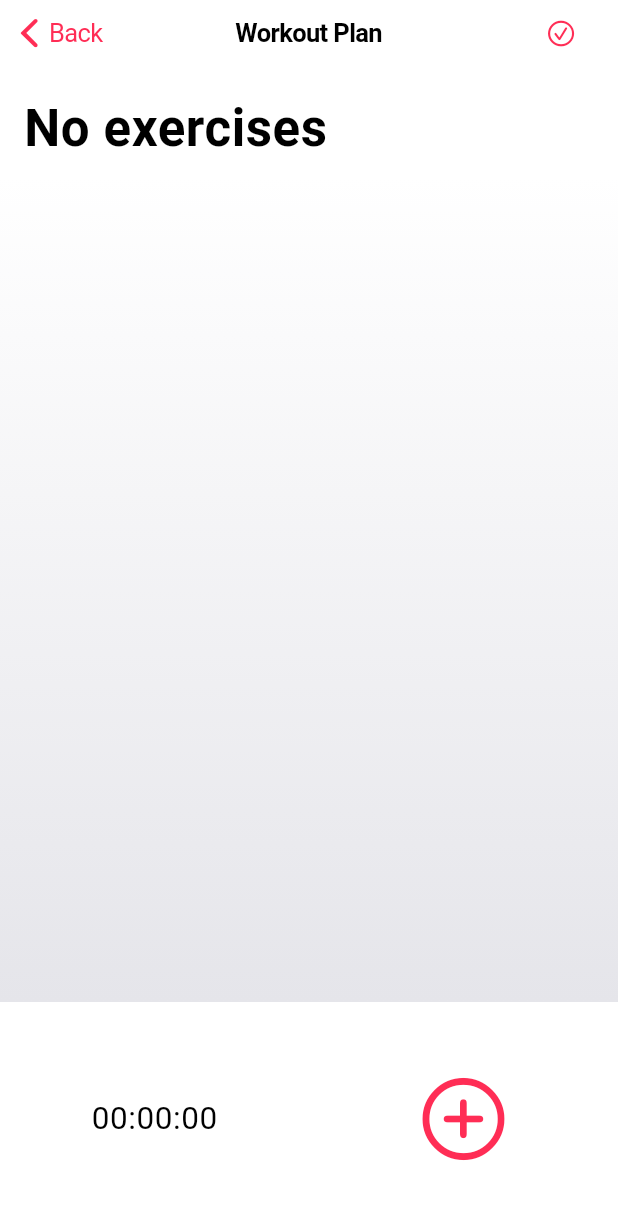
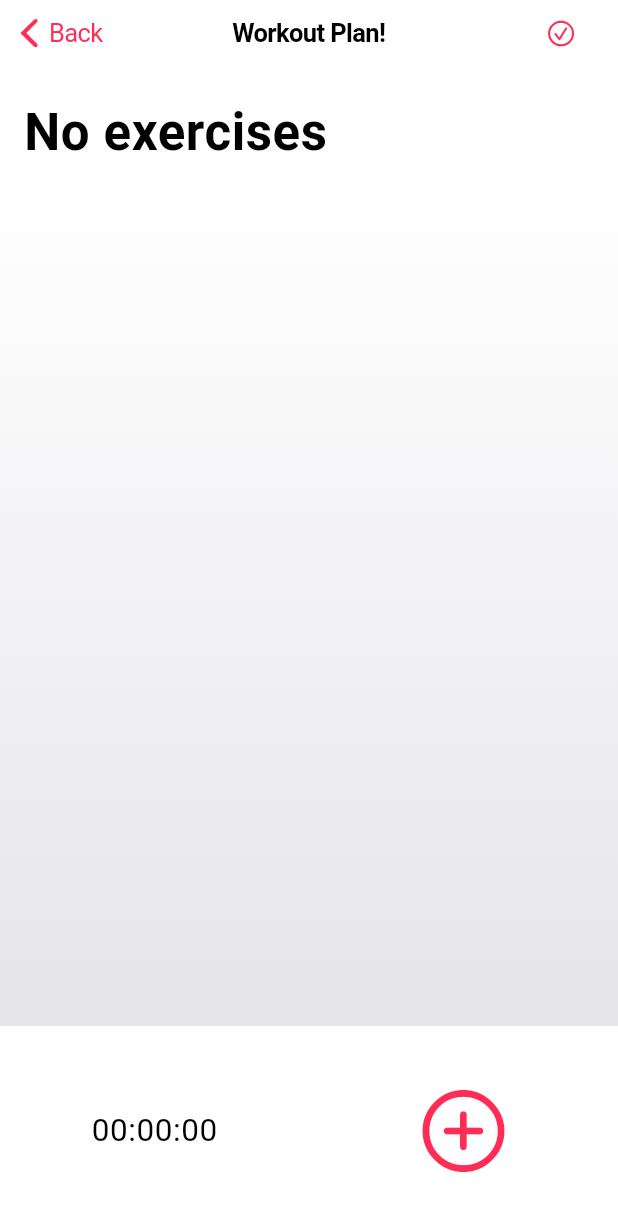
Before and after one commit to ChabanovX/gym-tracker, a Flutter app: the TrainingProcess screen opened directly, on a phone screen of 412 x 824 dp. Shown: the top 1211 px of the screen. Run offline on Flutter 3.47's test engine with Material 3 defaults, Android fonts, the phone set to English and light mode, and no system bars.

Commit message:
Improved Structure.

```diff
--- a/lib/pages/start_train_page.dart
+++ b/lib/pages/start_train_page.dart
@@ -1,6 +1,8 @@
 import 'package:flutter/cupertino.dart';
-import 'package:flutter/material.dart';
 import 'training_process.dart';
+
+import '../style/style.dart';
+
 
 class TrainPage extends StatelessWidget {
   const TrainPage({super.key});
@@ -10,21 +12,12 @@ class TrainPage extends StatelessWidget {
     return CupertinoPageScaffold(
       child: Container(
         // Adding a subtle gradient background
-        decoration: BoxDecoration(
-          gradient: LinearGradient(
-            begin: Alignment.topCenter,
-            end: Alignment.bottomCenter,
-            colors: [
-              CupertinoColors.systemBackground,
-              CupertinoColors.lightBackgroundGray
-            ],
-          ),
-        ),
+        decoration: BackgroundStyles.gradientDecoration(context),
         child: Column(
           mainAxisAlignment: MainAxisAlignment.center,
           children: [
             Padding(
-              padding: const EdgeInsets.only(top: 50.0),
+              padding: const EdgeInsets.only(top: 0),
               child: Text(
                 "Hello, Ivan! 💪",
                 style: CupertinoTheme.of(context)
--- a/lib/pages/training_process.dart
+++ b/lib/pages/training_process.dart
@@ -3,8 +3,8 @@ import 'package:flutter/cupertino.dart';
 import '../widgets/add_exercise_surface_bottom.dart';
 import '../widgets/add_exercise_surface_popup.dart';
 import '../widgets/exercise_tile.dart';
-
 import '../models/exercise.dart';
+import '../style/style.dart';
 
 class TrainingProcess extends StatefulWidget {
   const TrainingProcess({super.key});
@@ -26,9 +26,29 @@ class _TrainingProcessState extends State<TrainingProcess> {
   @override
   Widget build(BuildContext context) {
     return CupertinoPageScaffold(
-      navigationBar: CupertinoNavigationBar(
+      navigationBar: _buildNavigationBar(),
+      child: SafeArea(
+        child: Column(
+          children: [
+            _buildTitleSection(exercises: _exercises),
+            Flexible(
+              flex: 4,
+              child: _buildExerciseListSection(exercises: _exercises),
+            ),
+            Flexible(
+              flex: 1,
+              child: _buildAddExerciseSection(addExercise: _addExercise),
+            ),
+          ],
+        ),
+      ),
+    );
+  }
+
+  CupertinoNavigationBar _buildNavigationBar() {
+    return CupertinoNavigationBar(
       previousPageTitle: "Back",
-        middle: const Text('Workout Plan'),
+      middle: const Text('Workout Plan!'),
       trailing: CupertinoButton(
         padding: const EdgeInsets.all(10),
         child: const Icon(
@@ -36,70 +56,69 @@ class _TrainingProcessState extends State<TrainingProcess> {
         ),
         onPressed: () {
           setState(() {
-              _exercises.add(
-                const Exercise(
-                  name: "Curl",
-                  sets: 3,
-                  reps: 12,
-                ),
-              );
+            _exercises.add(Exercise(name: "Squat", sets: 3, reps: 10));
           });
         },
       ),
-      ),
-      child: SafeArea(
-        child: Column(
-          children: [
-            Container(
-              margin: const EdgeInsets.fromLTRB(16, 16, 16, 8),
-              height: 50,
+    );
+  }
+}
+
+class _buildTitleSection extends StatelessWidget {
+  const _buildTitleSection({
+    super.key,
+    required List<Exercise> exercises,
+  }) : _exercises = exercises;
+
+  final List<Exercise> _exercises;
+
+  @override
+  Widget build(BuildContext context) {
+    return Container(
+      margin: const EdgeInsets.fromLTRB(16, 24, 16, 16),
       alignment: Alignment.centerLeft,
       child: Text(
         _exercises.isEmpty ? "No exercises" : "Your exercises",
         style: CupertinoTheme.of(context).textTheme.navLargeTitleTextStyle,
       ),
-            ),
-            SizedBox(
-              width: double.infinity,
-              child: Container(
-                decoration: BoxDecoration(
-                  gradient: LinearGradient(
-                    begin: Alignment.topCenter,
-                    end: Alignment.bottomCenter,
-                    colors: [
-                      CupertinoTheme.of(context).primaryContrastingColor,
-                      CupertinoColors.lightBackgroundGray,
-                    ],
-                  ),
-                ),
-                height: 550,
+    );
+  }
+}
+
+class _buildExerciseListSection extends StatelessWidget {
+  const _buildExerciseListSection({
+    super.key,
+    required List<Exercise> exercises,
+  }) : _exercises = exercises;
+
+  final List<Exercise> _exercises;
+
+  @override
+  Widget build(BuildContext context) {
+    return Container(
+      decoration: BackgroundStyles.gradientDecoration(context),
       child: CupertinoScrollbar(
-                  child: SingleChildScrollView(
-                    child: Column(
-                      children: List.generate(
-                        _exercises.length,
-                        (index) {
+        child: ListView.builder(
+          itemCount: _exercises.length,
+          itemBuilder: (context, index) {
             return ExerciseTile(
               title: _exercises[index].name,
               onTap: () {
+                // TODO: DELETE THTAT SHIT
                 print(_exercises[index].name);
               },
             );
           },
         ),
       ),
-                  ),
-                ),
-              ),
-            ),
-            AddExerciseSurfaceBottom(
+    );
+  }
+}
+
+Widget _buildAddExerciseSection({required addExercise}) {
+  return AddExerciseSurfaceBottom(
     popUpSurface: AddExercisePopup(
-                onExerciseSelected: _addExercise,  // Pass the callback function
-              ),
-            ),
-          ],
-        ),
+      onExerciseSelected: addExercise, // Pass the callback function
     ),
   );
 }
-}
--- /dev/null
+++ b/lib/style/src/background_styles.dart
@@ -0,0 +1,16 @@
+import 'package:flutter/cupertino.dart';
+
+abstract class BackgroundStyles {
+  static BoxDecoration gradientDecoration(BuildContext context) {
+    return BoxDecoration(
+      gradient: LinearGradient(
+        begin: Alignment.topCenter,
+        end: Alignment.bottomCenter,
+        colors: [
+          CupertinoTheme.of(context).primaryContrastingColor,
+          CupertinoColors.lightBackgroundGray
+        ],
+      ),
+    );
+  }
+}
--- /dev/null
+++ b/lib/style/src/text_styles.dart
@@ -0,0 +1,8 @@
+import 'package:flutter/cupertino.dart';
+
+abstract class TextStyles {
+  static const TextStyle navTitleTextStyle = TextStyle(
+    fontSize: 24,
+    fontWeight: FontWeight.bold,
+  );
+}
--- /dev/null
+++ b/lib/style/style.dart
@@ -0,0 +1,3 @@
+export 'src/background_styles.dart';
+export 'src/text_styles.dart';
+export 'src/consts.dart';
--- a/lib/widgets/add_exercise_surface_bottom.dart
+++ b/lib/widgets/add_exercise_surface_bottom.dart
@@ -8,11 +8,7 @@ class AddExerciseSurfaceBottom extends StatelessWidget {
 
   @override
   Widget build(BuildContext context) {
-    return Flexible(
-      child: Column(
-        children: [
-          Expanded(
-            child: Row(
+    return Row(
       children: [
         Expanded(
           child: Center(
@@ -36,10 +32,6 @@ class AddExerciseSurfaceBottom extends StatelessWidget {
           ),
         ), // Bottom-right area with button in the center
       ],
-            ),
-          ),
-        ],
-      ),
     );
   }
 }
```
Also changed, not shown: lib/style/src/consts.dart (added), pubspec.lock. Lines whose indentation alone changed are shown as unchanged.
